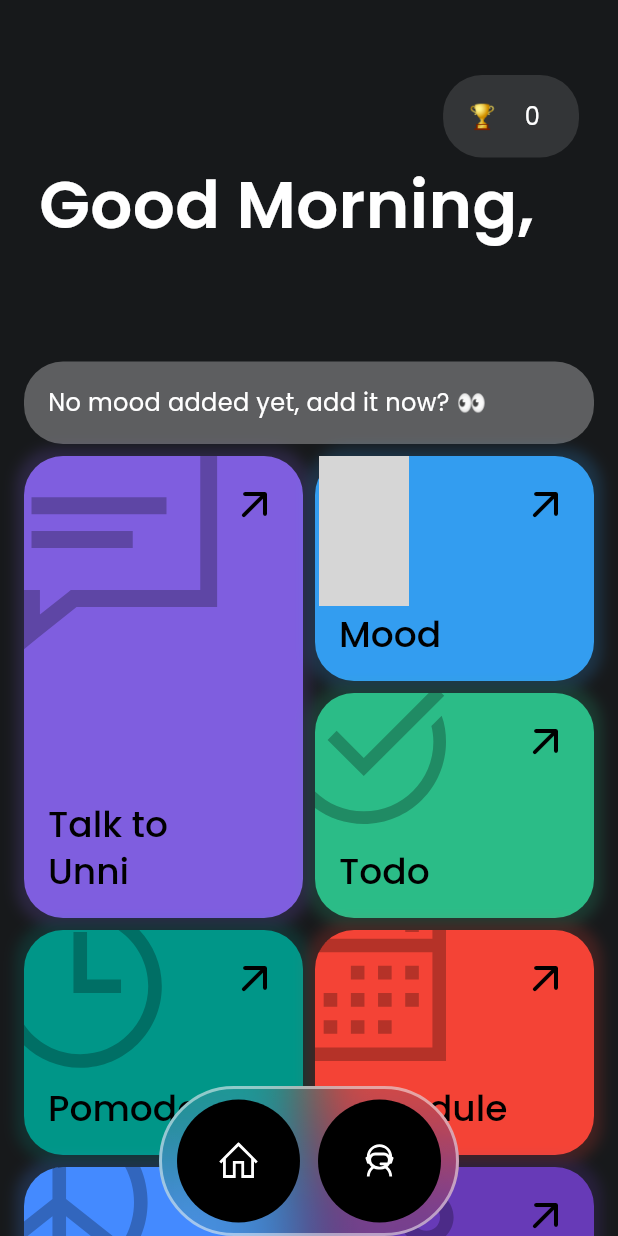
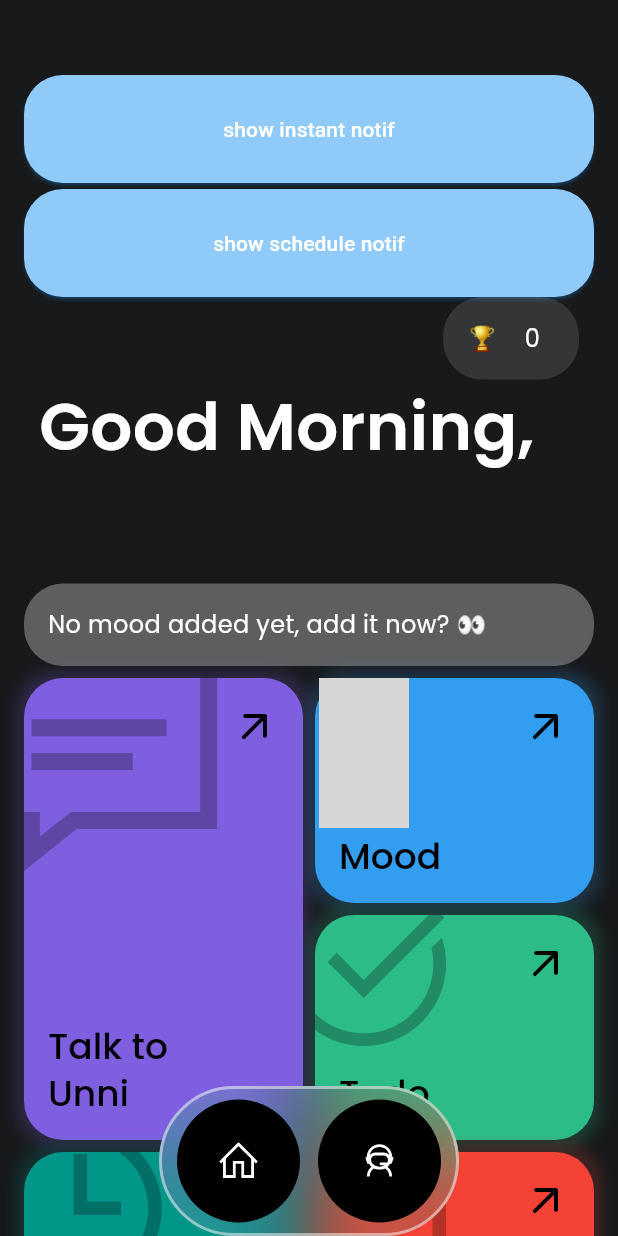
Before and after one commit to jydv402/ZenUnni, a Flutter app: the screen it shows once a user with an empty profile is signed in, on a phone screen of 412 x 824 dp. Run offline on Flutter 3.47's test engine with Material 3 defaults, Android fonts, the phone set to English and light mode, and no system bars; drawn by our look-alikes of glassmorphism; our stand-ins replace cloud_firestore, delightful_toast, firebase_auth, firebase_core, flutter_colorpicker, flutter_dotenv and 9 more; missing offline and left inert: langchain, langchain_google, timeline_tile_plus; accounts and stored records are empty; grey boxes are pictures that could not be loaded.

Commit message:
local notif intial setup #2

```diff
--- a/lib/main.dart
+++ b/lib/main.dart
@@ -2,8 +2,10 @@ import 'package:flutter/material.dart';
 import 'package:flutter_dotenv/flutter_dotenv.dart';
 import 'package:flutter_riverpod/flutter_riverpod.dart';
 import 'package:firebase_core/firebase_core.dart';
+import 'package:zen/notification/notif.dart';
 import 'firebase_options.dart';
 import 'package:zen/zen_barrel.dart';
+import 'package:timezone/data/latest.dart' as tz;
 
 Future<void> main() async {
   //to ensure firebase plugins are correctly intialised before using it
@@ -11,6 +13,8 @@ Future<void> main() async {
   await dotenv.load(fileName: ".env"); //load the .env file
   await Firebase.initializeApp(
       options: DefaultFirebaseOptions.currentPlatform); //initialize firebase
+  await NotificationService.init();
+  tz.initializeTimeZones();
   runApp(
     const ProviderScope(
       child: MyApp(),
--- /dev/null
+++ b/lib/notification/notif.dart
@@ -0,0 +1,65 @@
+import 'package:flutter_local_notifications/flutter_local_notifications.dart';
+import 'package:timezone/timezone.dart' as tz;
+
+class NotificationService {
+  //initialize flutter local notifications plugin
+
+  static final FlutterLocalNotificationsPlugin flutterLocalNotificationsPlugin =
+      FlutterLocalNotificationsPlugin();
+
+  static Future<void> onDidReceiveNotification(
+      NotificationResponse notificationResponse) async {}
+
+  //initialize
+  static Future<void> init() async {
+    //define android initialization settings
+    const AndroidInitializationSettings androidInitializationSettings =
+        AndroidInitializationSettings("@mipmap/ic_launcher");
+
+    //define the ios initialization settings
+    const DarwinInitializationSettings iOSInitializationSettings =
+        DarwinInitializationSettings();
+
+    //combine android and ios initialization settings
+    const InitializationSettings initializationSettings =
+        InitializationSettings(
+      android: androidInitializationSettings,
+      iOS: iOSInitializationSettings,
+    );
+
+    //Initialize the plugin with the specified settings
+    await flutterLocalNotificationsPlugin.initialize(
+      initializationSettings,
+      onDidReceiveNotificationResponse: onDidReceiveNotification,
+      onDidReceiveBackgroundNotificationResponse: onDidReceiveNotification,
+    );
+
+    //request notification permission for android
+    await flutterLocalNotificationsPlugin
+        .resolvePlatformSpecificImplementation<
+            AndroidFlutterLocalNotificationsPlugin>()
+        ?.requestNotificationsPermission();
+  }
+
+  //show an instant notification
+  static Future<void> showInstantNotification(String title, String body) async {
+    const NotificationDetails platformChannelSpecifics = NotificationDetails(
+        android: AndroidNotificationDetails("channel_ID", "channel_Name",
+            importance: Importance.high, priority: Priority.high),
+        iOS: DarwinNotificationDetails());
+    await flutterLocalNotificationsPlugin.show(
+        0, title, body, platformChannelSpecifics);
+  }
+
+  //show a schedule notification
+  static Future<void> sheduleNotification(
+      String title, String body, DateTime scheduledDate) async {
+    const NotificationDetails platformChannelSpecifics = NotificationDetails(
+        android: AndroidNotificationDetails("channel_ID", "channel_Name",
+            importance: Importance.high, priority: Priority.high),
+        iOS: DarwinNotificationDetails());
+    await flutterLocalNotificationsPlugin.zonedSchedule(0, title, body,
+        tz.TZDateTime.from(scheduledDate, tz.local), platformChannelSpecifics,
+        androidScheduleMode: AndroidScheduleMode.exactAllowWhileIdle,matchDateTimeComponents: DateTimeComponents.dateAndTime);
+  }
+}
--- a/lib/screens/home.dart
+++ b/lib/screens/home.dart
@@ -1,6 +1,7 @@
 import 'package:flutter/material.dart';
 import 'package:flutter_riverpod/flutter_riverpod.dart';
 import 'package:line_icons/line_icons.dart';
+import 'package:zen/notification/notif.dart';
 import 'package:zen/zen_barrel.dart';
 
 class LandPage extends ConsumerWidget {
@@ -30,6 +31,7 @@ class LandPage extends ConsumerWidget {
       ),
       floatingActionButton: CustomFAB(),
       floatingActionButtonLocation: FloatingActionButtonLocation.centerDocked,
+
     );
   }
 
@@ -43,6 +45,16 @@ class LandPage extends ConsumerWidget {
     return ListView(
       padding: const EdgeInsets.fromLTRB(16, 50, 16, 0),
       children: [
+       // TODO: remove this button later
+        ElevatedButton(onPressed: (){
+          NotificationService.showInstantNotification("test notif", "This shows an instant notif");
+        }, child: Text('show instant notif')),
+        SizedBox(height:4),
+         // TODO: remove this button later
+        ElevatedButton(onPressed: (){
+          DateTime sheduleDate = DateTime.now().add(const Duration(seconds: 5));
+          NotificationService.sheduleNotification("sheduled Notification", "this shows sheduled notif", sheduleDate);
+        }, child: Text('show schedule notif')),
         Padding(
           padding: const EdgeInsets.only(right: 10),
           child: ScoreCard(),
--- a/lib/zen_barrel.dart
+++ b/lib/zen_barrel.dart
@@ -47,7 +47,6 @@ export 'services/schedule_serv.dart';
 export 'services/search_serv.dart';
 export 'services/todo_serv.dart';
 export 'services/user_serv.dart';
-export 'services/notif_serv.dart';
 
 //theme
 export 'theme/text_theme.dart';
--- a/pubspec.yaml
+++ b/pubspec.yaml
@@ -56,6 +56,7 @@ dependencies:
   logger: ^2.5.0
   delightful_toast: ^1.1.0
   flutter_local_notifications: ^19.0.0
+  timezone: ^0.10.0
 
 dev_dependencies:
   flutter_test:
```
Also changed, not shown: lib/services/notif_serv.dart (added), pubspec.lock, 3 other files.
